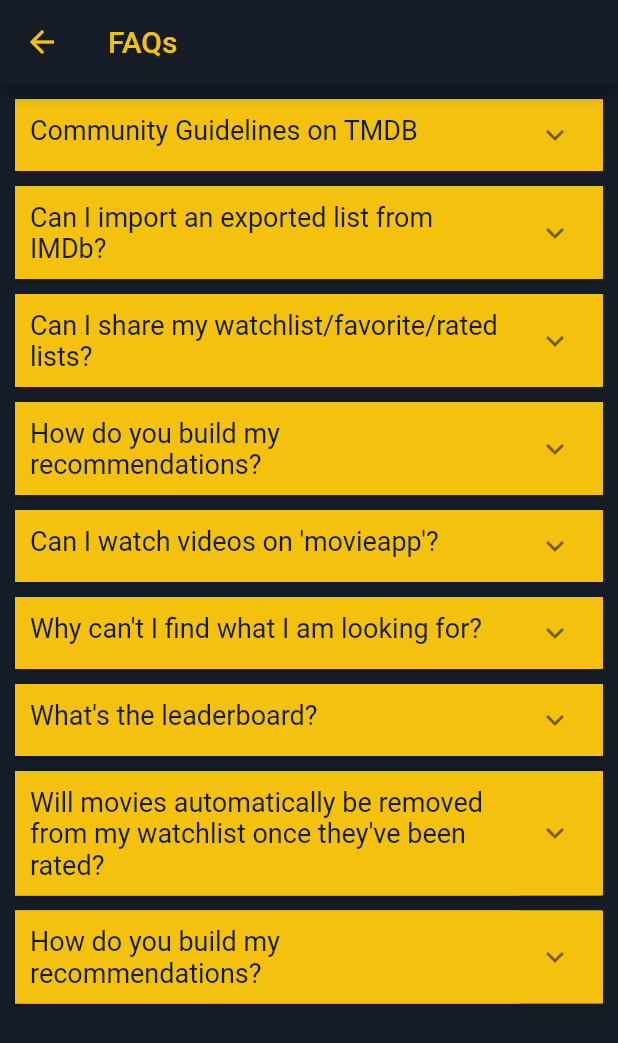
After one commit to ikramDamri/movieapp_flutter, a Flutter app: the faqScreen screen opened directly, on a phone screen of 412 x 824 dp. The commit adds this screen. Shown: the top 1043 px of the screen. Run offline on Flutter 3.47's test engine with Material 2 defaults, Android fonts, the phone set to English and light mode, and no system bars; our stand-ins replace cloud_firestore, dio, eva_icons_flutter, firebase_auth, firebase_core, flutter_rating_bar and 5 more; missing offline and left inert: sliver_fab; accounts and stored records are empty; network calls fail.

Commit message:
add faq & new theme color

```diff
--- /dev/null
+++ b/lib/model/item.dart
@@ -0,0 +1,16 @@
+import 'package:flutter/material.dart';
+
+class Item{
+  Item({
+    required this.headerItem,
+    required this.discription,
+    this.expanded = false, required MaterialColor colorsItem,
+  });
+
+  String headerItem;
+  String discription;
+  bool expanded;
+
+
+  //get expanded => null;
+}
--- /dev/null
+++ b/lib/screens/Item.dart
@@ -0,0 +1 @@
+// TODO Implement this library.
--- /dev/null
+++ b/lib/screens/faq_sreen.dart
@@ -0,0 +1,156 @@
+import 'package:flutter/material.dart';
+import 'package:movieapp/style/theme.dart' as Style;
+import 'package:movieapp/style/theme.dart' as Style;
+import '../model/item.dart';
+
+class faqScreen extends StatefulWidget {
+  @override
+  _faqScreenState createState() => _faqScreenState();
+}
+
+class _faqScreenState extends State<faqScreen> {
+  @override
+  Widget build(BuildContext context) {
+
+    return Scaffold(
+      backgroundColor: Style.Colors.mainColor,
+      appBar: AppBar(
+        backgroundColor: Style.Colors.mainColor,
+        title: Text('FAQs', style: TextStyle(color: Style.Colors.secondColor),),
+        leading: IconButton(
+          icon: Icon(Icons.arrow_back, color: Style.Colors.secondColor),
+          onPressed: () {
+            // passing this to our root
+            Navigator.of(context).pop();
+          },
+        ),
+      ),
+      body: Container(
+        padding: EdgeInsets.all(10),
+        child: ListView.builder(
+          itemCount: itemData.length,
+          itemBuilder: (context, index) {
+            return Container(
+              color: Style.Colors.secondColor,
+              margin: EdgeInsets.only(bottom: 10.0),
+              child: ExpansionPanelList(
+
+                animationDuration: Duration(milliseconds: 500),
+                dividerColor: Colors.red,
+                expandedHeaderPadding: EdgeInsets.only(bottom: 0.0),
+                elevation: 1,
+                children: [
+                  ExpansionPanel(
+                    backgroundColor: Style.Colors.secondColor,
+                    headerBuilder: (BuildContext context, bool isExpanded) {
+                      return Container(
+                        color: Style.Colors.secondColor,
+                        padding: EdgeInsets.all(10),
+                        child: Text(
+                          itemData[index].headerItem,
+                          selectionColor: Style.Colors.secondColor,
+                          style: TextStyle(
+                            color: Style.Colors.mainColor,
+                            fontSize: 18,
+                          ),
+                        ),
+                      );
+                    },
+                    body: Container(
+                      padding: EdgeInsets.only(left: 10, right: 10, bottom: 20),
+                      color: Style.Colors.mainColorShadow,
+                      child: Column(
+                        crossAxisAlignment: CrossAxisAlignment.start,
+                        children: [
+                          Text(
+                            itemData[index].discription,
+                            selectionColor: Style.Colors.secondColor,
+                            style: TextStyle(
+                              color: Colors.white,
+                              fontSize: 15,
+                              height: 1.3,
+                            ),
+                          ),
+                        ],
+                      ),
+                    ),
+                    isExpanded: itemData[index].expanded,
+                  )
+                ],
+                expansionCallback: (int item, bool status) {
+                  setState(() {
+                    itemData[index].expanded = !itemData[index].expanded;
+                  });
+                },
+              ),
+            );
+          },
+        ),
+      ),
+    );
+  }
+  List<Item> itemData = <Item>[
+
+    Item(
+      headerItem: 'Community Guidelines on TMDB',
+      discription:
+          "Respect everyone, we're all here because we have something in common.\n"
+          "Be polite and welcoming to new users. We were all new once."
+          "Ask for help and provide assistance to others when possible."
+          "Offer constructive criticism or voice a dissenting opinion, but don't be mean or disrespectful."
+          "Feel free to use use Emoji (Emoticons) to convey the tone of your message. :wink:"
+          "Lead by example. Treat others even better than you expect to be treated yourself and the discussions become a better place for everyone.",
+      colorsItem: Colors.green,
+    ),
+    Item(
+      headerItem: 'Can I import an exported list from IMDb?',
+      discription:
+          "Yes, you can! We currently support syncing an exported list to either your watchlist, favourite or rated lists. To use an exported file from IMDb, go to the bottom of one of your lists and click 'export this list'. IMDb will create a CSV file for you. When you login to TMDB, click the 'Import List' link from your account page. Drag and drop your CSV file and voila, syncing will begin.",
+      colorsItem: Colors.grey,
+    ),
+    Item(
+      headerItem: 'Can I share my watchlist/favorite/rated lists?',
+      discription:
+          "Each one of these lists can be toggled to be viewed publicly but are all private by default.",
+            colorsItem: Colors.grey,
+
+    ),
+    Item(
+      headerItem: 'How do you build my recommendations?',
+      discription:
+          "The more movies and TV shows you mark as a favorite, the more entries we can recommend for you. We will also automatically filter your rated items as well so you can hopefully find something new to watch instantly. Adding a minimum of 30 items will usually start to build an interesting list.",
+      colorsItem: Colors.orange,
+    ),
+    Item(
+      headerItem: "Can I watch videos on 'movieapp'?",
+      discription:
+          "Most of our movies and TV shows have trailers, clips and featurettes which can be viewed on TMDB. However, we do not stream or play any of the actual movies or TV shows.",
+      colorsItem: Colors.orange,
+    ),
+    Item(
+      headerItem: "Why can't I find what I am looking for?",
+      discription:
+          "There are two common scenarios. First, the media has not been added to our database yet. Second, it could be a misspelling, typo or foreign language issue."
+          "Movies and TV shows support translated titles as well as what we call 'Alternative Titles'. A lot of times the issue is simply that the translated or alternative title hasn't been added.",
+      colorsItem: Colors.orange,
+    ),
+    Item(
+      headerItem: "What's the leaderboard?",
+      discription:
+          "The leaderboard is a page where you can see the top 100 contributors (based on number of edits) for the previous 7 days. If you don't see your name listed, get contributing!",
+      colorsItem: Colors.orange,
+    ),
+    Item(
+      headerItem: "Will movies automatically be removed from my watchlist once they've been rated?",
+      discription:
+          "They are by default, yes. If this is not the setting you would like, you can change it from within your watchlist page.",
+      colorsItem: Colors.orange,
+    ),
+    Item(
+      headerItem: "How do you build my recommendations?",
+      discription:
+          "The more movies and TV shows you mark as a favorite, the more entries we can recommend for you. We will also automatically filter your rated items as well so you can hopefully find something new to watch instantly. Adding a minimum of 30 items will usually start to build an interesting list.",
+      colorsItem: Colors.orange,
+    ),
+  ];
+}
--- a/lib/screens/home_screen.dart
+++ b/lib/screens/home_screen.dart
@@ -6,6 +6,7 @@ import 'package:cupertino_icons/cupertino_icons.dart';
 import 'package:firebase_core/firebase_core.dart';
 import 'package:flutter/material.dart';
 import 'package:movieapp/model/user.dart';
+import 'package:movieapp/screens/faq_sreen.dart';
 import 'package:movieapp/screens/favourite_screen.dart';
 import 'package:movieapp/screens/login_screen.dart';
 import 'package:movieapp/style/theme.dart' as Style;
@@ -132,7 +133,17 @@ final padding = EdgeInsets.symmetric(horizontal: 20);
                   );
                 }),
             listTile(iconData: Icons.copy_outlined, title: "Raise a Complaint"),
-            listTile(iconData: Icons.format_quote_outlined, title: "FAQs"),
+            listTile(
+              iconData: Icons.format_quote_outlined,
+              title: "FAQs",
+              onTap: () {
+                Navigator.of(context).push(
+                  MaterialPageRoute(
+                    builder: (context) => faqScreen(),
+                  ),
+                );
+              },
+              ),
             listTile(
               iconData: Icons.logout_outlined,
               title: "Logout",
--- a/lib/style/theme.dart
+++ b/lib/style/theme.dart
@@ -7,5 +7,6 @@ class Colors {
   static const Color mainColor = const Color(0xFF151C26);
   static const Color secondColor = const Color(0xFFf4C10F);
   static const Color titleColor = const Color(0xFF5a606b);
+  static const Color mainColorShadow = Color.fromARGB(232, 21, 28, 38);
 
 }
```
